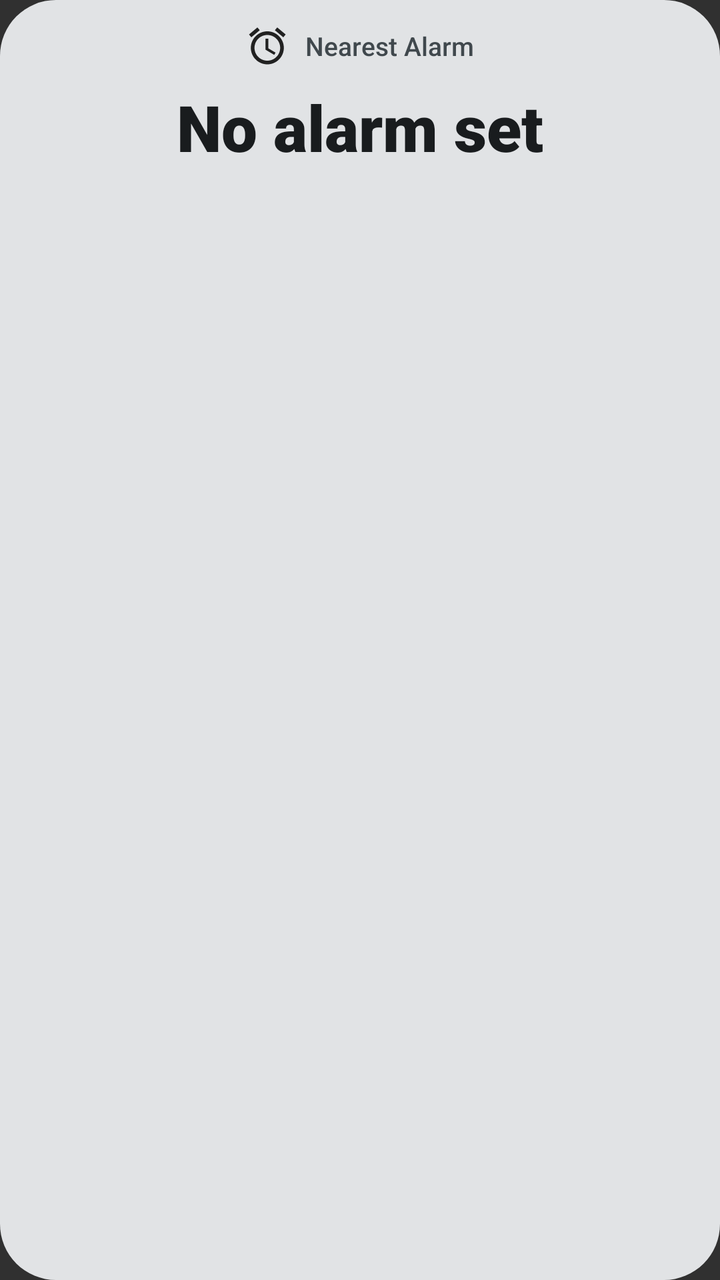
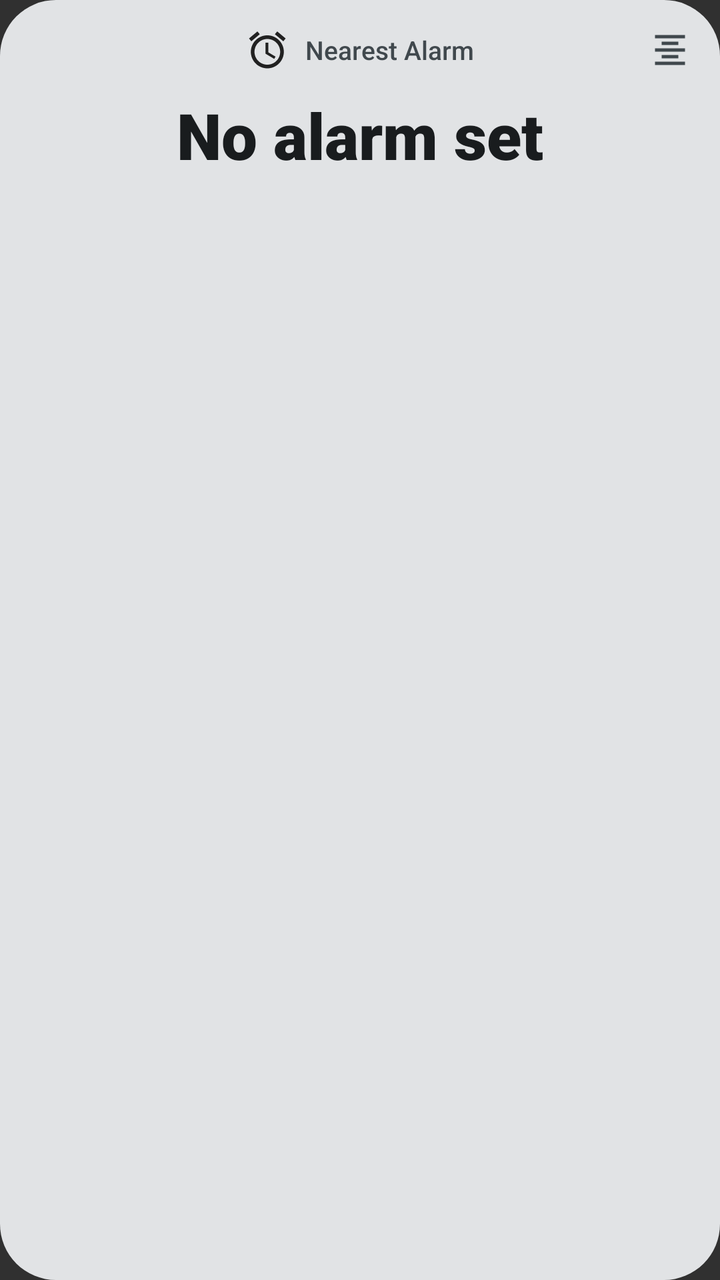

Before-and-after screenshots of an Android layout around one commit, followed by the original layout XML and the change that was made.
<!-- AndroidManifest.xml: application theme android:Theme.Material.NoActionBar -->
<!-- res/layout/widget_next_up_center.xml -->
<?xml version="1.0" encoding="utf-8"?>
<RelativeLayout xmlns:android="http://schemas.android.com/apk/res/android"
    android:id="@+id/widget_root"
    android:layout_width="match_parent"
    android:layout_height="match_parent"
    android:background="@drawable/widget_background"
    android:padding="12dp">

    
    <LinearLayout
        android:id="@+id/widget_header"
        android:layout_width="match_parent"
        android:layout_height="wrap_content"
        android:gravity="center"
        android:orientation="horizontal">

        <ImageView
            android:id="@+id/widget_icon"
            android:layout_width="22dp"
            android:layout_height="22dp"
            android:contentDescription="@string/app_name"
            android:src="@drawable/ic_alarm" />

        <TextView
            android:id="@+id/widget_title"
            android:layout_width="wrap_content"
            android:layout_height="wrap_content"
            android:layout_marginStart="8dp"
            android:ellipsize="end"
            android:fontFamily="sans-serif-medium"
            android:maxLines="1"
            android:text="@string/nearest_alarm_title"
            android:textColor="@color/widget_on_surface_variant"
            android:textSize="13sp" />
    </LinearLayout>

    
    <LinearLayout
        android:layout_width="match_parent"
        android:layout_height="wrap_content"
        android:layout_below="@id/widget_header"
        android:layout_centerVertical="true"
        android:layout_marginTop="8dp"
        android:orientation="vertical">

        <TextView
            android:id="@+id/widget_countdown"
            android:layout_width="match_parent"
            android:layout_height="wrap_content"
            android:autoSizeMaxTextSize="38sp"
            android:autoSizeMinTextSize="14sp"
            android:autoSizeStepGranularity="1sp"
            android:autoSizeTextType="uniform"
            android:ellipsize="none"
            android:fontFamily="sans-serif-black"
            android:gravity="center"
            android:maxLines="1"
            android:text="@string/no_alarm_set"
            android:textColor="@color/widget_on_surface"
            android:textSize="32sp" />

        <TextView
            android:id="@+id/widget_alarm_time"
            android:layout_width="match_parent"
            android:layout_height="wrap_content"
            android:layout_marginTop="2dp"
            android:ellipsize="end"
            android:fontFamily="sans-serif"
            android:gravity="center"
            android:maxLines="1"
            android:text=""
            android:textColor="@color/widget_on_surface_variant"
            android:textSize="13sp" />
    </LinearLayout>

</RelativeLayout>
<!-- resources referenced by this layout -->
<resources>
  <color name="widget_on_surface">#1D1B20</color>
  <color name="widget_on_surface_variant">#49454F</color>
  <!-- drawable ic_alarm (drawable) -->
  <vector xmlns:android="http://schemas.android.com/apk/res/android"
      android:width="24dp"
      android:height="24dp"
      android:viewportWidth="24"
      android:viewportHeight="24"
      android:tint="?android:attr/colorPrimary">
      <path
          android:fillColor="@android:color/white"
          android:pathData="M22,5.72l-4.6,-3.86 -1.29,1.53 4.6,3.86L22,5.72zM7.88,3.39L6.6,1.86 2,5.71l1.29,1.53 4.59,-3.85zM12.5,8H11v6l4.75,2.85 0.75,-1.23 -4,-2.37V8zM12,4c-4.97,0 -9,4.03 -9,9s4.02,9 9,9 9,-4.03 9,-9 -4.03,-9 -9,-9zM12,20c-3.87,0 -7,-3.13 -7,-7s3.13,-7 7,-7 7,3.13 7,7 -3.13,7 -7,7z"/>
  </vector>
  <!-- drawable widget_background (drawable) -->
  <?xml version="1.0" encoding="utf-8"?>
  <shape xmlns:android="http://schemas.android.com/apk/res/android"
      android:shape="rectangle">
      <corners android:radius="28dp" />
      <solid android:color="@color/widget_surface" />
  </shape>
  <string name="app_name">NextUp</string>
  <string name="nearest_alarm_title">Nearest Alarm</string>
  <string name="no_alarm_set">No alarm set</string>
  <color name="widget_surface">#F2EDF7</color>
</resources>

<!-- the commit's change to res/layout/widget_next_up_center.xml (unified diff, before → after) -->
@@ -11,27 +11,49 @@
         android:id="@+id/widget_header"
         android:layout_width="match_parent"
         android:layout_height="wrap_content"
-        android:gravity="center"
+        android:gravity="center_vertical"
         android:orientation="horizontal">
 
+        
         <ImageView
-            android:id="@+id/widget_icon"
-            android:layout_width="22dp"
-            android:layout_height="22dp"
-            android:contentDescription="@string/app_name"
-            android:src="@drawable/ic_alarm" />
+            android:layout_width="26dp"
+            android:layout_height="26dp"
+            android:contentDescription="@null" />
 
-        <TextView
-            android:id="@+id/widget_title"
-            android:layout_width="wrap_content"
+        <LinearLayout
+            android:layout_width="0dp"
             android:layout_height="wrap_content"
-            android:layout_marginStart="8dp"
-            android:ellipsize="end"
-            android:fontFamily="sans-serif-medium"
-            android:maxLines="1"
-            android:text="@string/nearest_alarm_title"
-            android:textColor="@color/widget_on_surface_variant"
-            android:textSize="13sp" />
+            android:layout_weight="1"
+            android:gravity="center"
+            android:orientation="horizontal">
+
+            <ImageView
+                android:id="@+id/widget_icon"
+                android:layout_width="22dp"
+                android:layout_height="22dp"
+                android:contentDescription="@string/app_name"
+                android:src="@drawable/ic_alarm" />
+
+            <TextView
+                android:id="@+id/widget_title"
+                android:layout_width="wrap_content"
+                android:layout_height="wrap_content"
+                android:layout_marginStart="8dp"
+                android:ellipsize="end"
+                android:fontFamily="sans-serif-medium"
+                android:maxLines="1"
+                android:text="@string/nearest_alarm_title"
+                android:textColor="@color/widget_on_surface_variant"
+                android:textSize="13sp" />
+        </LinearLayout>
+
+        <ImageView
+            android:id="@+id/widget_btn_align_toggle"
+            android:layout_width="26dp"
+            android:layout_height="26dp"
+            android:padding="3dp"
+            android:contentDescription="@string/widget_alignment_title"
+            android:src="@drawable/ic_format_align_center" />
     </LinearLayout>
 
     
<!-- resource entries referenced after the edit -->
@@ -13,6 +13,17 @@
           android:fillColor="@android:color/white"
           android:pathData="M22,5.72l-4.6,-3.86 -1.29,1.53 4.6,3.86L22,5.72zM7.88,3.39L6.6,1.86 2,5.71l1.29,1.53 4.59,-3.85zM12.5,8H11v6l4.75,2.85 0.75,-1.23 -4,-2.37V8zM12,4c-4.97,0 -9,4.03 -9,9s4.02,9 9,9 9,-4.03 9,-9 -4.03,-9 -9,-9zM12,20c-3.87,0 -7,-3.13 -7,-7s3.13,-7 7,-7 7,3.13 7,7 -3.13,7 -7,7z"/>
   </vector>
+  <!-- drawable ic_format_align_center (drawable) -->
+  <vector xmlns:android="http://schemas.android.com/apk/res/android"
+      android:width="24dp"
+      android:height="24dp"
+      android:viewportWidth="24"
+      android:viewportHeight="24"
+      android:tint="@color/widget_on_surface_variant">
+      <path
+          android:fillColor="@android:color/white"
+          android:pathData="M7,15v2h10v-2H7zm-4,6h18v-2H3v2zm0,-8h18v-2H3v2zm4,-6v2h10V7H7zM3,3v2h18V3H3z" />
+  </vector>
   <!-- drawable widget_background (drawable) -->
   <?xml version="1.0" encoding="utf-8"?>
   <shape xmlns:android="http://schemas.android.com/apk/res/android"
@@ -23,6 +34,7 @@
   <string name="app_name">NextUp</string>
   <string name="nearest_alarm_title">Nearest Alarm</string>
   <string name="no_alarm_set">No alarm set</string>
+  <string name="widget_alignment_title">Widget Text Alignment</string>
   <color name="widget_surface">#F2EDF7</color>
 </resources>
 
